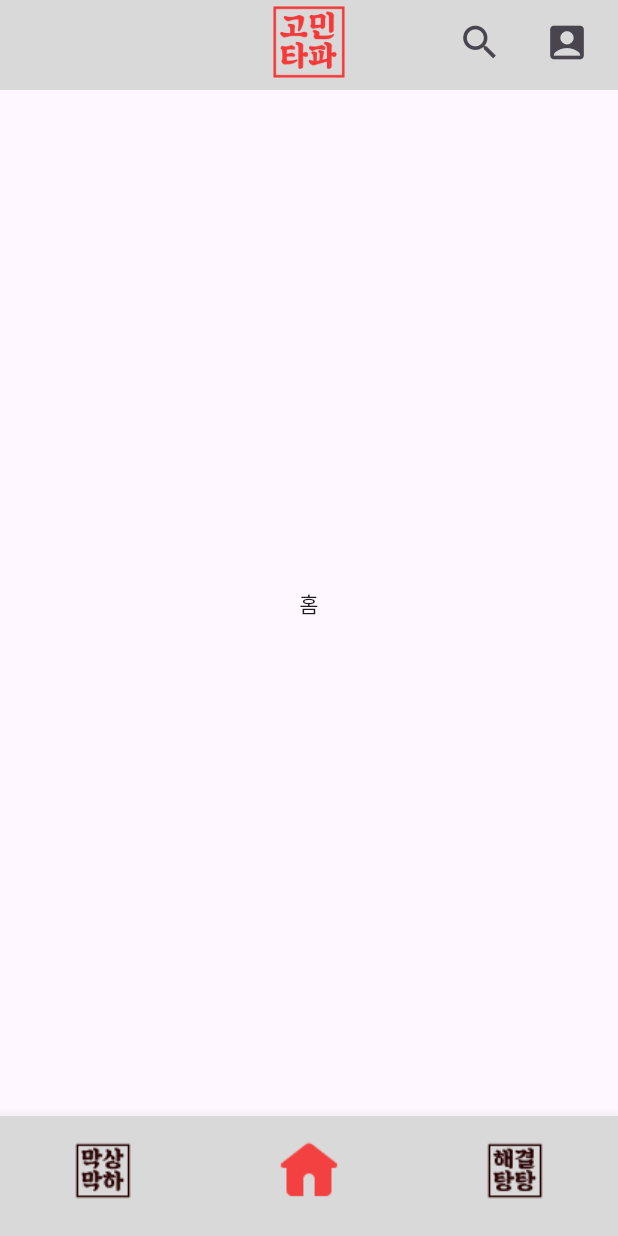
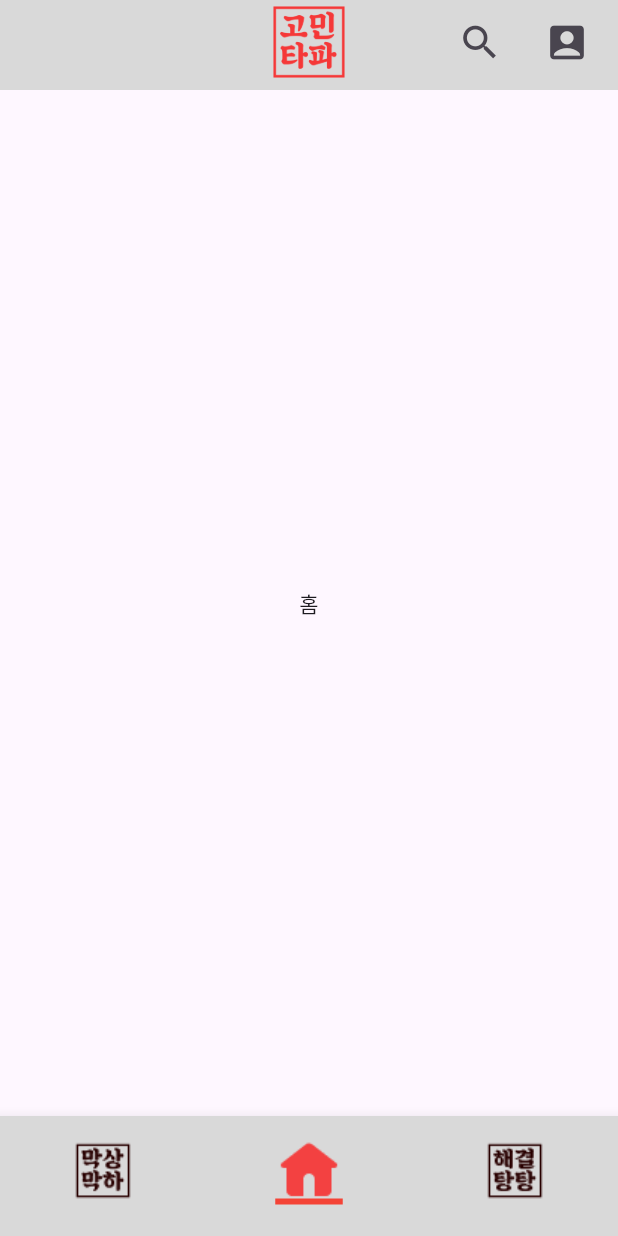
Before and after one commit to GOMINTAPA/GMTP, a Flutter app: the screen it shows after launch, on a phone screen of 412 x 824 dp. Run offline on Flutter 3.47's test engine with Material 3 defaults, Android fonts, the light colour scheme and no system bars.

Commit message:
style: BottomNavigationBar의 버튼 아래 빨간색 바 추가 #3

```diff
--- a/gomintapa/lib/src/widgets/navigation/bottom_navigation_bar.dart
+++ b/gomintapa/lib/src/widgets/navigation/bottom_navigation_bar.dart
@@ -30,13 +30,7 @@ class BottomNavigationBarWidget extends StatelessWidget {
       backgroundColor: Color(0xffD9D9D9),
       items: List.generate(iconPaths.length, (index) {
         return BottomNavigationBarItem(
-          icon: Image.asset(
-            selectedIndex == index
-                ? selectedIconPaths[index]
-                : iconPaths[index],
-            width: 45,
-            height: 45,
-          ),
+          icon: _buildIcon(index),
           label: '',
         );
       }),
@@ -44,4 +38,31 @@ class BottomNavigationBarWidget extends StatelessWidget {
       onTap: onItemTapped,
     );
   }
+
+  Widget _buildIcon(int index) {
+    return Container(
+      width: 45,
+      height: 45,
+      child: Stack(
+        children: [
+          Image.asset(
+            selectedIndex == index
+                ? selectedIconPaths[index]
+                : iconPaths[index],
+            width: 45,
+            height: 45,
+          ),
+          if (selectedIndex == index)
+            Positioned(
+              bottom: 0,
+              child: Container(
+                width: 45,
+                height: 4,
+                color: Colors.red, // 빨간색 바
+              ),
+            ),
+        ],
+      ),
+    );
+  }
 }
```
